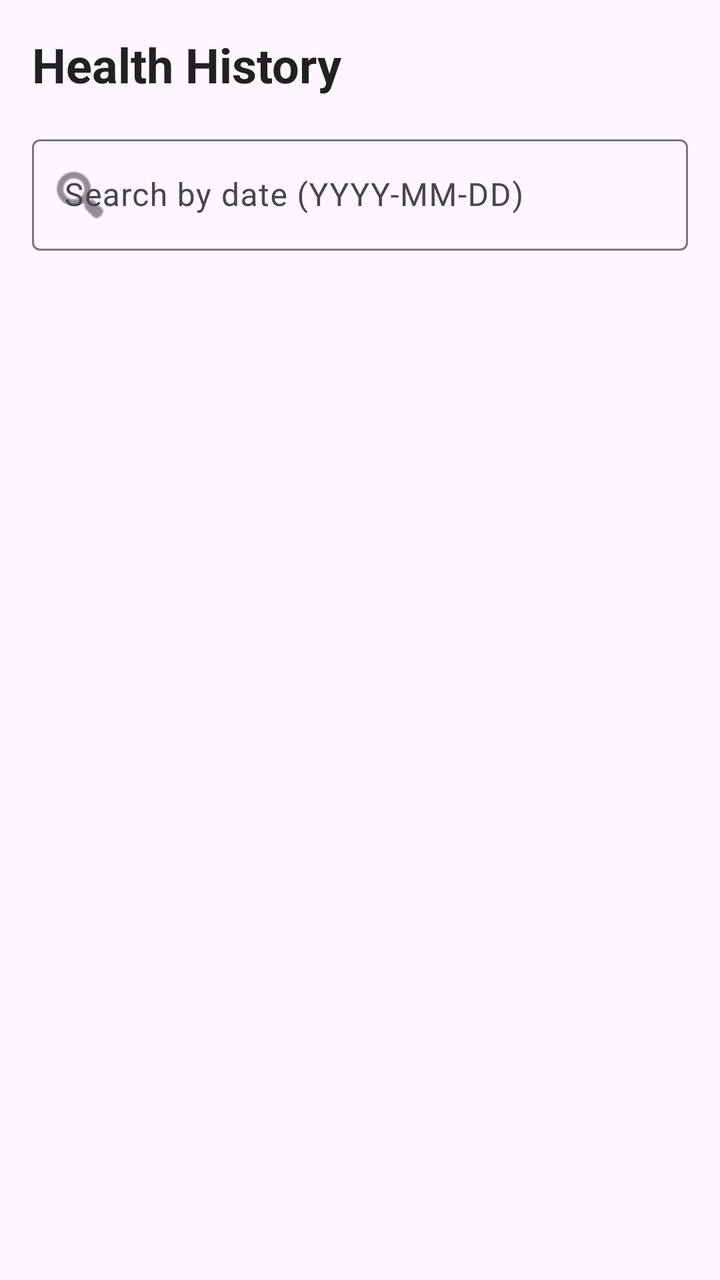
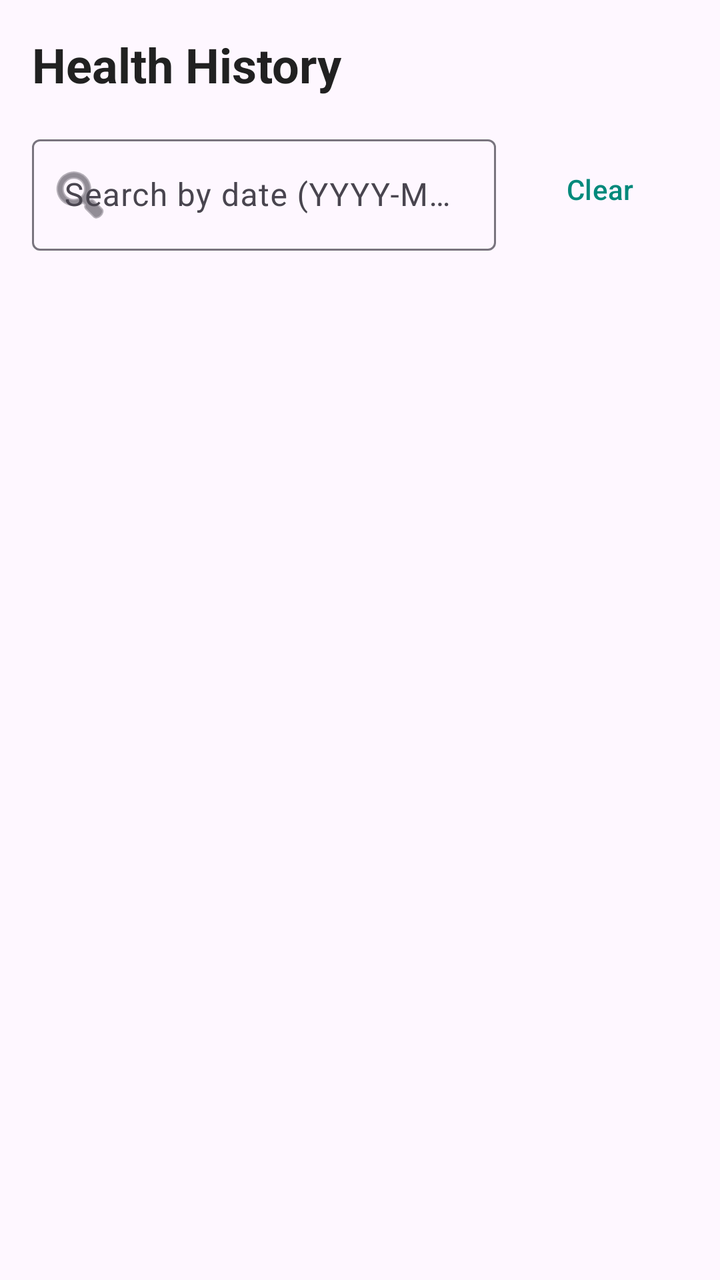

The first picture is an Android layout as it rendered before a commit; the second is the same layout after the commit. The layout source and the unified diff follow.
<!-- AndroidManifest.xml: application theme Theme.HealthMate -->
<!-- res/layout/fragment_history.xml -->
<?xml version="1.0" encoding="utf-8"?>
<LinearLayout xmlns:android="http://schemas.android.com/apk/res/android"
    xmlns:app="http://schemas.android.com/apk/res-auto"
    android:layout_width="match_parent"
    android:layout_height="match_parent"
    android:orientation="vertical"
    android:padding="16dp">

    <TextView
        android:layout_width="wrap_content"
        android:layout_height="wrap_content"
        android:layout_marginBottom="16dp"
        android:text="@string/history_title"
        android:textColor="@color/text_primary"
        android:textSize="24sp"
        android:textStyle="bold" />

    
    <com.google.android.material.textfield.TextInputLayout
        android:layout_width="match_parent"
        android:layout_height="wrap_content"
        android:layout_marginBottom="16dp"
        style="@style/Widget.Material3.TextInputLayout.OutlinedBox"
        app:startIconDrawable="@android:drawable/ic_menu_search">

        <com.google.android.material.textfield.TextInputEditText
            android:layout_width="match_parent"
            android:layout_height="wrap_content"
            android:hint="@string/search_date_hint"
            android:inputType="date" />
    </com.google.android.material.textfield.TextInputLayout>

    
    <androidx.recyclerview.widget.RecyclerView
        android:id="@+id/rvHistory"
        android:layout_width="match_parent"
        android:layout_height="0dp"
        android:layout_weight="1" />

    
    <TextView
        android:id="@+id/tvEmptyState"
        android:layout_width="match_parent"
        android:layout_height="0dp"
        android:layout_weight="1"
        android:gravity="center"
        android:text="@string/empty_history"
        android:textAlignment="center"
        android:textColor="@color/text_secondary"
        android:textSize="16sp"
        android:visibility="gone" />

</LinearLayout>
<!-- resources referenced by this layout -->
<resources>
  <color name="text_primary">#212121</color>
  <color name="text_secondary">#757575</color>
  <string name="empty_history">No health records yet. Start tracking your daily activity!</string>
  <string name="history_title">Health History</string>
  <string name="search_date_hint">Search by date (YYYY-MM-DD)</string>
  <style name="Theme.HealthMate" parent="Theme.Material3.DayNight.NoActionBar">
          
          <item name="colorPrimary">@color/healthmate_primary</item>
          <item name="colorPrimaryVariant">@color/healthmate_primary_dark</item>
          <item name="colorOnPrimary">@color/text_white</item>
          
          <item name="colorSecondary">@color/healthmate_accent</item>
          <item name="colorSecondaryVariant">@color/healthmate_accent</item>
          <item name="colorOnSecondary">@color/text_white</item>
          
          <item name="android:statusBarColor">@color/healthmate_primary_dark</item>
      </style>
  <color name="healthmate_primary">#00897B</color>
  <color name="healthmate_primary_dark">#00695C</color>
  <color name="text_white">#FFFFFF</color>
  <color name="healthmate_accent">#4CAF50</color>
</resources>

<!-- the commit's change to res/layout/fragment_history.xml (unified diff, before → after) -->
@@ -16,38 +16,58 @@
         android:textStyle="bold" />
 
     
-    <com.google.android.material.textfield.TextInputLayout
+    <LinearLayout
         android:layout_width="match_parent"
         android:layout_height="wrap_content"
         android:layout_marginBottom="16dp"
-        style="@style/Widget.Material3.TextInputLayout.OutlinedBox"
-        app:startIconDrawable="@android:drawable/ic_menu_search">
+        android:orientation="horizontal"
+        android:gravity="center_vertical">
 
-        <com.google.android.material.textfield.TextInputEditText
-            android:layout_width="match_parent"
+        <com.google.android.material.textfield.TextInputLayout
+            android:layout_width="0dp"
             android:layout_height="wrap_content"
-            android:hint="@string/search_date_hint"
-            android:inputType="date" />
-    </com.google.android.material.textfield.TextInputLayout>
+            android:layout_weight="1"
+            style="@style/Widget.Material3.TextInputLayout.OutlinedBox"
+            app:startIconDrawable="@android:drawable/ic_menu_search">
 
-    
-    <androidx.recyclerview.widget.RecyclerView
-        android:id="@+id/rvHistory"
+            <com.google.android.material.textfield.TextInputEditText
+                android:id="@+id/etSearchDate"
+                android:layout_width="match_parent"
+                android:layout_height="wrap_content"
+                android:hint="@string/search_date_hint"
+                android:inputType="none"
+                android:focusable="false"
+                android:clickable="true" />
+        </com.google.android.material.textfield.TextInputLayout>
+
+        <com.google.android.material.button.MaterialButton
+            android:id="@+id/btnClearFilter"
+            android:layout_width="wrap_content"
+            android:layout_height="wrap_content"
+            android:layout_marginStart="8dp"
+            android:text="Clear"
+            style="@style/Widget.Material3.Button.TextButton" />
+    </LinearLayout>
+
+    <FrameLayout
         android:layout_width="match_parent"
         android:layout_height="0dp"
-        android:layout_weight="1" />
+        android:layout_weight="1">
 
-    
-    <TextView
-        android:id="@+id/tvEmptyState"
-        android:layout_width="match_parent"
-        android:layout_height="0dp"
-        android:layout_weight="1"
-        android:gravity="center"
-        android:text="@string/empty_history"
-        android:textAlignment="center"
-        android:textColor="@color/text_secondary"
-        android:textSize="16sp"
-        android:visibility="gone" />
+        <androidx.recyclerview.widget.RecyclerView
+            android:id="@+id/rvHistory"
+            android:layout_width="match_parent"
+            android:layout_height="match_parent" />
+
+        <TextView
+            android:id="@+id/tvEmptyState"
+            android:layout_width="match_parent"
+            android:layout_height="match_parent"
+            android:gravity="center"
+            android:textAlignment="center"
+            android:textColor="@color/text_secondary"
+            android:textSize="16sp"
+            android:visibility="gone" />
+    </FrameLayout>
 
 </LinearLayout>
<!-- resource entries referenced after the edit -->
@@ -2,7 +2,6 @@
 <resources>
   <color name="text_primary">#212121</color>
   <color name="text_secondary">#757575</color>
-  <string name="empty_history">No health records yet. Start tracking your daily activity!</string>
   <string name="history_title">Health History</string>
   <string name="search_date_hint">Search by date (YYYY-MM-DD)</string>
   <style name="Theme.HealthMate" parent="Theme.Material3.DayNight.NoActionBar">
